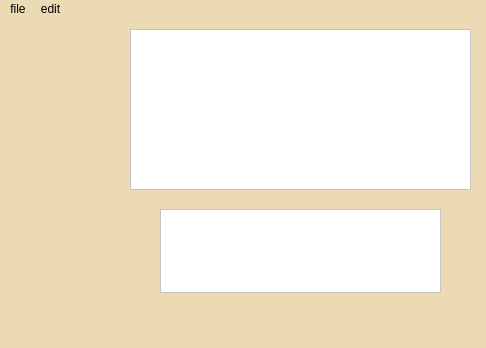
Old version of the form banter/Client/banter4.ui in the repository Blacky001/banter.
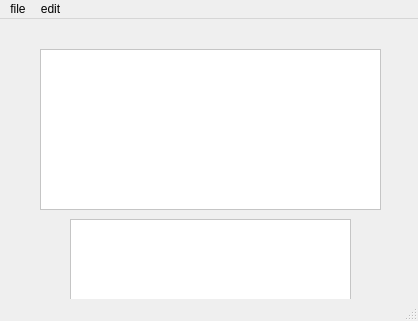
New version of the form.

Diff of the .ui file:
```diff
--- a/banter/Client/banter4.ui
+++ b/banter/Client/banter4.ui
@@ -6,22 +6,22 @@
    <rect>
     <x>0</x>
     <y>0</y>
-    <width>486</width>
-    <height>348</height>
+    <width>418</width>
+    <height>321</height>
    </rect>
   </property>
   <property name="windowTitle">
    <string>Mbanter4</string>
   </property>
   <property name="styleSheet">
-   <string notr="true">background-color: rgb(236, 218, 180);</string>
+   <string notr="true">background-color: qconicalgradient(cx:0.5, cy:0.5, angle:0, stop:0 rgba(35, 40, 3, 255), stop:0.16 rgba(136, 106, 22, 255), stop:0.225 rgba(166, 140, 41, 255), stop:0.285 rgba(204, 181, 74, 255), stop:0.345 rgba(235, 219, 102, 255), stop:0.415 rgba(245, 236, 112, 255), stop:0.52 rgba(209, 190, 76, 255), stop:0.57 rgba(187, 156, 51, 255), stop:0.635 rgba(168, 142, 42, 255), stop:0.695 rgba(202, 174, 68, 255), stop:0.75 rgba(218, 202, 86, 255), stop:0.815 rgba(208, 187, 73, 255), stop:0.88 rgba(187, 156, 51, 255), stop:0.935 rgba(137, 108, 26, 255), stop:1 rgba(35, 40, 3, 255));</string>
   </property>
   <widget class="QWidget" name="centralwidget">
    <widget class="QTextEdit" name="chatwindow">
     <property name="geometry">
      <rect>
-      <x>130</x>
-      <y>10</y>
+      <x>40</x>
+      <y>30</y>
       <width>341</width>
       <height>161</height>
      </rect>
@@ -33,8 +33,8 @@
    <widget class="QTextEdit" name="userwindow">
     <property name="geometry">
      <rect>
-      <x>160</x>
-      <y>190</y>
+      <x>70</x>
+      <y>200</y>
       <width>281</width>
       <height>84</height>
      </rect>
@@ -43,6 +43,19 @@
      <string notr="true">background-color: rgb(255, 255, 255);</string>
     </property>
    </widget>
+   <widget class="QLabel" name="person">
+    <property name="geometry">
+     <rect>
+      <x>300</x>
+      <y>10</y>
+      <width>81</width>
+      <height>21</height>
+     </rect>
+    </property>
+    <property name="text">
+     <string/>
+    </property>
+   </widget>
   </widget>
   <widget class="QStatusBar" name="statusbar"/>
   <widget class="QMenuBar" name="menubar">
@@ -50,10 +63,18 @@
     <rect>
      <x>0</x>
      <y>0</y>
-     <width>486</width>
+     <width>418</width>
      <height>25</height>
     </rect>
    </property>
+   <widget class="QMenu" name="menuEdit">
+    <property name="title">
+     <string>edit</string>
+    </property>
+    <addaction name="actionCut_2"/>
+    <addaction name="actionCopy_2"/>
+    <addaction name="actionPaste_2"/>
+   </widget>
    <widget class="QMenu" name="menuFile">
     <property name="title">
      <string>file</string>
@@ -63,14 +84,6 @@
     <addaction name="actionCall_duration"/>
     <addaction name="actionChat_history"/>
    </widget>
-   <widget class="QMenu" name="menuEdit">
-    <property name="title">
-     <string>edit</string>
-    </property>
-    <addaction name="actionCut_2"/>
-    <addaction name="actionCopy_2"/>
-    <addaction name="actionPaste_2"/>
-   </widget>
    <addaction name="menuFile"/>
    <addaction name="menuEdit"/>
   </widget>
```
